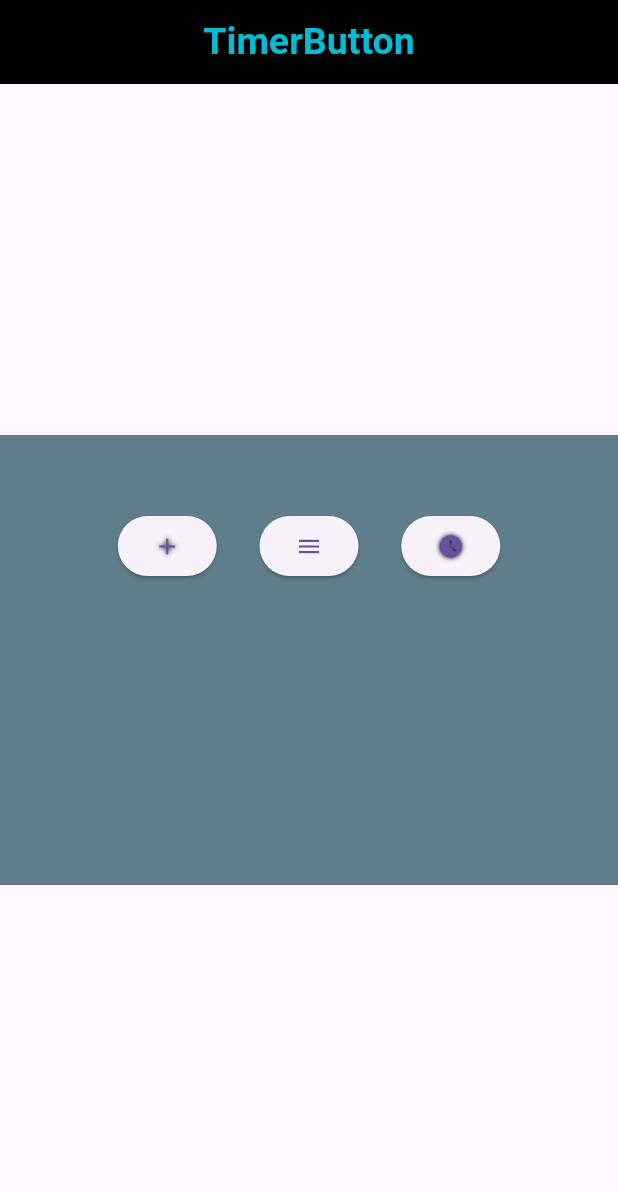
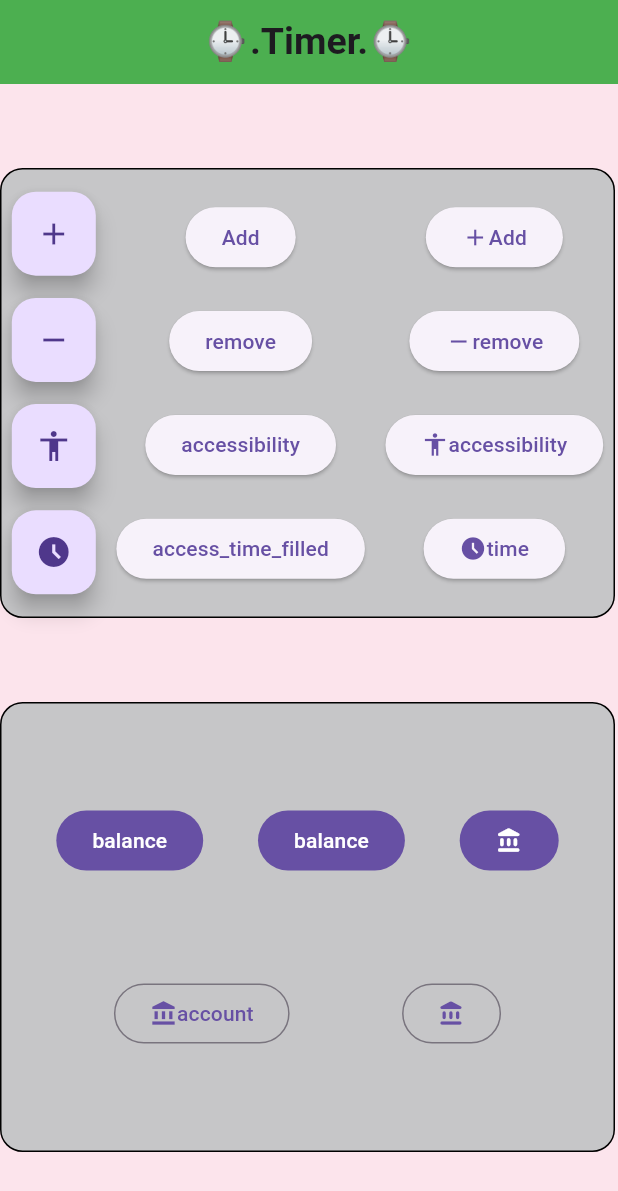
Before and after one commit to prachis70/timedailytask, a Flutter app: the screen it shows after launch, on a phone screen of 412 x 824 dp. Shown: the top 1191 px of the screen. Run offline on Flutter 3.47's test engine with Material 3 defaults, Android fonts, the phone set to English and light mode, and no system bars.

Commit message:
Update pr1.dart

```diff
--- a/lib/projects/pr1.dart
+++ b/lib/projects/pr1.dart
@@ -13,46 +13,166 @@ class _TimerButtonState extends State<TimerButton> {
   Widget build(BuildContext context) {
     return SafeArea(
         child: Scaffold(
+          backgroundColor: Colors.pink.shade50,
           appBar: AppBar(
-          backgroundColor: CupertinoColors.black,
-          title: Center(
-            child: Text('TimerButton',style: TextStyle(fontSize: 25,fontWeight: FontWeight.bold,color: Colors.cyan),
+            backgroundColor: Colors.green,
+            title: Center(child: Text('⌚.Timer.⌚',style: TextStyle(fontWeight: FontWeight.bold,fontSize: 25),)),
+          ),
+          body: Column(
+            mainAxisAlignment: MainAxisAlignment.spaceEvenly,
+            children: [
+             Container(
+               height: 300,
+               width: 410,
+               decoration: BoxDecoration(
+                 border: Border.all(color:Colors.black),
+                 color: CupertinoColors.opaqueSeparator,
+                 borderRadius: BorderRadius.circular(15),
+               ),
+               child: Row(
+                 mainAxisAlignment: MainAxisAlignment.spaceAround,
+                 children: [
+                Column(
+                  mainAxisAlignment: MainAxisAlignment.spaceEvenly,
+                  children: [
+                    FloatingActionButton(onPressed: () {
+
+                    },
+                    child: Icon(Icons.add),),
+                    FloatingActionButton(onPressed: () {
+
+                    },
+                      child: Icon(Icons.remove),),
+                    FloatingActionButton(onPressed: () {
+
+                    },
+                      child: Icon(Icons.accessibility),),
+                    FloatingActionButton(onPressed: () {
+
+                    },
+                      child: Icon(Icons.access_time_filled),)
+                  ],
+                ),
+                   Column(
+                     mainAxisAlignment: MainAxisAlignment.spaceEvenly,
+                     children: [
+                       ElevatedButton(onPressed: ()
+                       {
+
+                       }, child: const Row(
+                         children: [
+                           Text('Add'),
+                         ],
+                       )),
+                       ElevatedButton(onPressed: (){
+
+                       }, child: const Row(
+                         children: [
+                           Text('remove'),
+                         ],
+                       )),
+                       ElevatedButton(onPressed: (){
+
+                       }, child:const  Row(
+                         children: [
+                           Text('accessibility')
+                         ],
+                       )
+                       ),
+                       ElevatedButton(onPressed: (){
+
+                       }, child:const  Row(
+                         children: [
+                           Text('access_time_filled')
+                         ],
+                       )
+                       ),
+                     ],
+                   ),
+                   Column(
+                     mainAxisAlignment: MainAxisAlignment.spaceEvenly,
+                     children: [
+                      ElevatedButton(onPressed: (){
+
+                      }, child: const Row(
+                        children: [
+                          Icon(Icons.add),
+                          Text('Add')
+                        ],
+                      )),
+                       ElevatedButton(onPressed: (){
+
+                       }, child: const Row(
+                         children: [
+                           Icon(Icons.remove),
+                           Text('remove'),
+                         ],
+                       )),
+                       ElevatedButton(onPressed: (){
+
+                       }, child: const Row(
+                         children: [
+                           Icon(Icons.accessibility),
+                           Text('accessibility'),
+                         ],
+                       )),
+                       ElevatedButton(onPressed: (){
+                       }, child: const Row(
+                         children: [
+                           Icon(Icons.access_time_filled),
+                           Text('time'),
+                         ],
+                       )),
+                     ],
+                   )
+                 ],
                ),
              ),
+              Container(
+                height: 300,
+                width: 410,
+                decoration: BoxDecoration(
+                  border: Border.all(color:Colors.black),
+                  color: CupertinoColors.opaqueSeparator,
+                  borderRadius: BorderRadius.circular(15),
                 ),
-          body: Center(
-            child: Container(
-              padding: EdgeInsets.all(50),
-              height: 300,
-              width: 500,
-              color: Colors.blueGrey,
-            child:  Column(
+                child: Column(
+                  mainAxisAlignment: MainAxisAlignment.spaceEvenly,
                   children: [
                     Row(
                       mainAxisAlignment: MainAxisAlignment.spaceEvenly,
                       children: [
-                      ElevatedButton(
-                        onPressed:() {
-                        },
-                        child:Icon(Icons.add,shadows: [Shadow(blurRadius: 4),
-                        ]
+                        // FloatingActionButton(onPressed:(){
+                        //   Icon(Icons.account_balance)
+                        //
+                        // })
+                        FilledButton(onPressed: (){
+                          Icon(Icons.account_balance);
+                        }, child: Text('balance')),
+                        FilledButton(onPressed: (){
+                          Icon(Icons.account_balance);
+                        }, child: Text('balance')),
+                        FilledButton(onPressed: (){
+                          Icon(Icons.account_balance);
+                        }, child: Icon(Icons.account_balance_rounded),),
+                      ],
                     ),
-                      ),
-                      ElevatedButton(
-                        onPressed:() {
-                        },
-                        child:Icon(Icons.menu,),
-                      ),
-                      ElevatedButton(
-                        onPressed:() {
-                        },
-                        child:Icon(Icons.access_time_filled,shadows: [BoxShadow(blurRadius: 4,spreadRadius: 6,color: CupertinoColors.black)],),
-                      ),
+                    Row(
+                      mainAxisAlignment: MainAxisAlignment.spaceEvenly,
+                      children: [
+                        OutlinedButton(onPressed: (){},child: Row(
+                          children: [
+                            Icon(Icons.account_balance),Text('account'),
+                          ],
+                        ),),
+                        OutlinedButton(onPressed: (){},
+                          child:Icon(Icons.account_balance_rounded),),
                       ],
                     ),
                   ],
                 ),
-            )
+                ),
+            ],
           ),
         ),
     );
```
Lines whose indentation alone changed are shown as unchanged.
